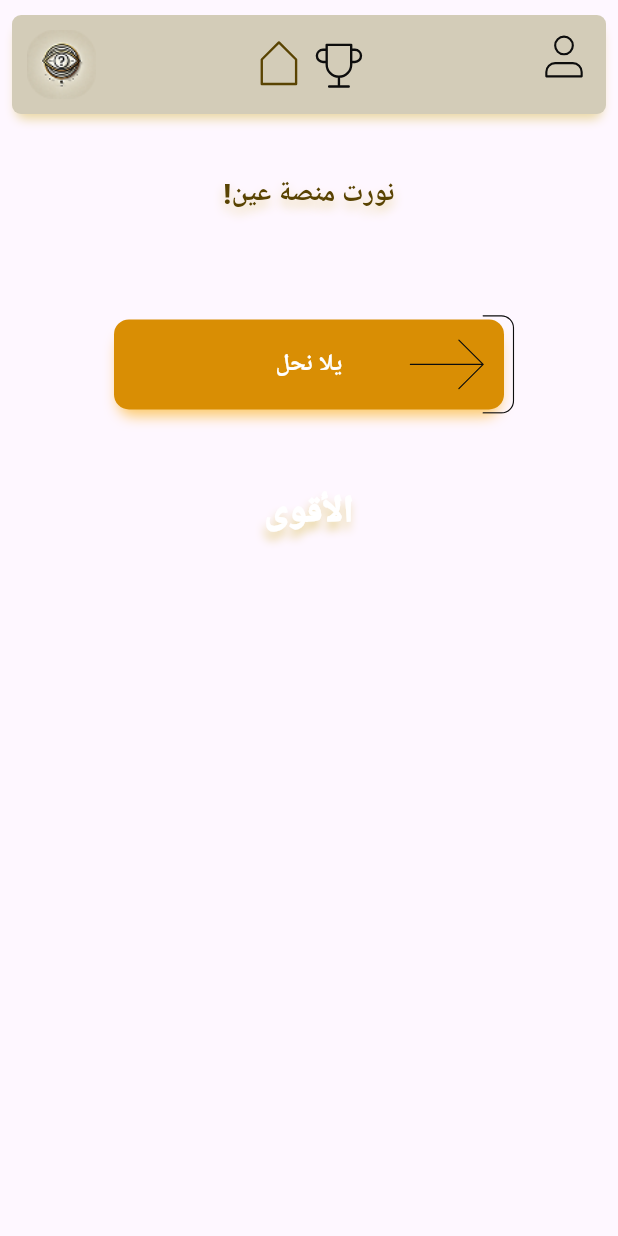
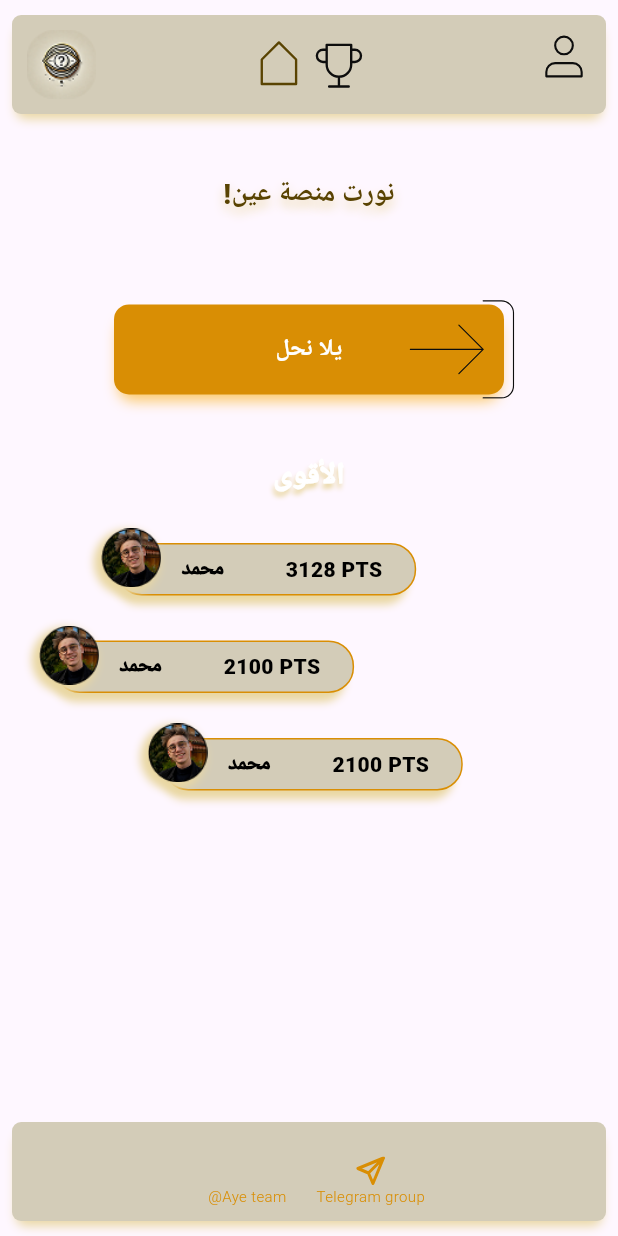
Before and after one commit to MohamedHamdySoftwareEngineer/eye_app, a Flutter app: the screen it shows after launch, on a phone screen of 412 x 824 dp. Run offline on Flutter 3.47's test engine with Material 3 defaults, Android fonts, the phone set to English and light mode, and no system bars; our stand-ins replace flutter_svg, go_router, google_fonts; Roboto replaces fonts that are missing (Cairo).

Commit message:
finish bottom bar and close to finsih classifier section

```diff
--- a/lib/constants.dart
+++ b/lib/constants.dart
@@ -5,3 +5,4 @@ const shadowMainColor = Color(0xffe9d7a2);
 const secondColor = Color(0xffD98E04);
 const shadowSecondColor = Color(0xfffcc96a);
 const textColor = Color(0xff594302);
+const borderColor = Color(0xffD98E04);
--- a/lib/core/utils/assets.dart
+++ b/lib/core/utils/assets.dart
@@ -7,4 +7,8 @@ class AssetsData {
   static const trophyIcon = 'assets/images/trophy_icon.svg';
   static const userIcon = 'assets/images/user_icon.svg';
   static const arrowIcon = 'assets/images/arrow_next.svg';
+  static const classifierPhoto = 'assets/images/classifier_photo.svg';
+  static const classifierPhotoJPG = 'assets/images/classifier_photo.jpg';
+  static const classifierPhotoPNG = 'assets/images/classifier_photo.png';
+  static const bottomIcon = 'assets/images/bottom_icon.svg';
 }
--- a/lib/core/utils/styles.dart
+++ b/lib/core/utils/styles.dart
@@ -17,4 +17,21 @@ abstract class Styles {
 
   static const customtextStyle =
       TextStyle(fontSize: 16, fontWeight: FontWeight.bold);
+
+  static const classifierTextStyle =
+      TextStyle(fontSize: 14, color: Colors.black, fontWeight: FontWeight.w900);
+  static const bottomTextStyle =
+      TextStyle(fontSize: 10, color: secondColor, fontWeight: FontWeight.w300);
+
+  static const strongestclassifiersText = TextStyle(
+    fontSize: 20,
+    fontWeight: FontWeight.w900,
+    shadows: [
+      Shadow(
+        blurRadius: 4,
+        color: shadowMainColor,
+        offset: Offset(-1, 3),
+      )
+    ],
+  );
 }
--- /dev/null
+++ b/lib/features/home/presentation/views/widgets/classifier_item.dart
@@ -0,0 +1,99 @@
+import 'package:eye/constants.dart';
+import 'package:eye/core/utils/assets.dart';
+import 'package:eye/core/utils/styles.dart';
+import 'package:flutter/material.dart';
+
+class ClassifierItem extends StatelessWidget {
+  const ClassifierItem(
+      {super.key,
+      required this.xAxiz,
+      required this.yAxiz,
+      required this.imagePath, required this.name, required this.points});
+
+  final double xAxiz;
+  final double yAxiz;
+  final String imagePath;
+  final String name;
+  final int points;
+  @override
+  Widget build(BuildContext context) {
+    return Padding(
+      padding: const EdgeInsets.only(left:5),
+      child: Align(
+          alignment: Alignment(xAxiz, yAxiz),
+          child: Stack(
+            clipBehavior: Clip.none,
+            children: [
+              Container(
+                width: 200,
+                height: 35,
+                decoration: BoxDecoration(
+                  color: mainColor,
+                  borderRadius: BorderRadius.circular(17),
+                  border: Border.all(color: borderColor, width: 1),
+                  boxShadow: const [
+                    BoxShadow(
+                      blurRadius: 4,
+                      color: shadowMainColor,
+                      offset: Offset(-3, 9),
+                      spreadRadius: -3,
+                    ),
+                  ],
+                ),
+                child: Row(
+                  mainAxisAlignment: MainAxisAlignment.spaceAround,
+                  children: [
+                    classifierNameText(),
+                    classifierPointsText(),
+                  ],
+                ),
+              ),
+              Positioned(
+                top: -10,
+                left: -10,
+                child: Container(
+                  decoration: const BoxDecoration(
+                    shape: BoxShape.circle,
+                    boxShadow: [
+                      BoxShadow(
+                        blurRadius: 4,
+                        color: shadowMainColor,
+                        offset: Offset(-3, 3),
+                        spreadRadius: 2,
+                      ),
+                    ],
+                  ),
+                  child: CircleAvatar(
+                    backgroundColor: Colors.transparent,
+                    child: Image.asset(
+                      imagePath,
+                      fit: BoxFit.fill,
+                    ),
+                  ),
+                ),
+              ),
+            ],
+          )),
+    );
+  }
+
+  Padding classifierPointsText() {
+    return  Padding(
+      padding: const EdgeInsets.only(right: 1.0),
+      child: Text(
+        "$points PTS",
+        style: Styles.classifierTextStyle,
+      ),
+    );
+  }
+
+  Padding classifierNameText() {
+    return  Padding(
+      padding: const EdgeInsets.only(left: 22),
+      child: Text(
+        name,
+        style: Styles.classifierTextStyle,
+      ),
+    );
+  }
+}
--- /dev/null
+++ b/lib/features/home/presentation/views/widgets/custom_bottom_bar.dart
@@ -0,0 +1,76 @@
+import 'package:eye/constants.dart';
+import 'package:eye/core/utils/assets.dart';
+import 'package:eye/core/utils/styles.dart';
+import 'package:flutter/material.dart';
+import 'package:flutter_svg/flutter_svg.dart';
+
+class CustomBottomBar extends StatelessWidget {
+  const CustomBottomBar({super.key});
+
+  @override
+  Widget build(BuildContext context) {
+    double screenHeight = MediaQuery.of(context).size.height;
+    return Padding(
+      padding: const EdgeInsets.symmetric(horizontal: 8, vertical: 10),
+      child: Container(
+        width: double.infinity,
+        height: screenHeight * 0.08,
+        padding: const EdgeInsets.symmetric(vertical: 10),
+        decoration: BoxDecoration(
+          color: mainColor,
+          borderRadius: BorderRadius.circular(6),
+          boxShadow: const [
+            BoxShadow(
+              blurRadius: 5,
+              color: shadowMainColor,
+              offset: Offset(0, 6),
+              spreadRadius: -3,
+            ),
+          ],
+        ),
+        child:
+            Row(mainAxisAlignment: MainAxisAlignment.spaceBetween, children: [
+          const SizedBox(
+            width: 10,
+          ),
+          bottomIcons(),
+        ]),
+      ),
+    );
+  }
+
+  Expanded bottomIcons() {
+    return Expanded(
+      child: Row(
+        mainAxisAlignment: MainAxisAlignment.center,
+        children: [
+          const Align(
+              alignment: Alignment.bottomCenter,
+              child: Text(
+                '@Aye team',
+                style: Styles.bottomTextStyle,
+              )),
+          const SizedBox(
+            width: 20,
+          ),
+          Align(
+            alignment: Alignment.bottomCenter,
+            child: Column(
+              mainAxisSize: MainAxisSize.min,
+              children: [
+                SvgPicture.asset(
+                  AssetsData.bottomIcon,
+                  fit: BoxFit.contain,
+                ),
+                const Text(
+                  "Telegram group",
+                  style: Styles.bottomTextStyle,
+                ),
+              ],
+            ),
+          )
+        ],
+      ),
+    );
+  }
+}
--- a/lib/features/home/presentation/views/widgets/home_view_body.dart
+++ b/lib/features/home/presentation/views/widgets/home_view_body.dart
@@ -1,7 +1,12 @@
+import 'package:eye/core/utils/assets.dart';
+import 'package:eye/features/home/presentation/views/widgets/classifier_item.dart';
 import 'package:eye/features/home/presentation/views/widgets/custom_app_bar.dart';
+import 'package:eye/features/home/presentation/views/widgets/custom_bottom_bar.dart';
 import 'package:eye/features/home/presentation/views/widgets/starting_box.dart';
+import 'package:eye/features/home/presentation/views/widgets/strongest_classifiers.dart';
 import 'package:eye/features/home/presentation/views/widgets/welcome_text.dart';
 import 'package:flutter/material.dart';
+import 'package:flutter_svg/flutter_svg.dart';
 
 import '../../../../../constants.dart';
 import '../../../../../core/utils/styles.dart';
@@ -16,39 +21,15 @@ class HomeViewBody extends StatelessWidget {
         CustomAppBar(),
         WelcomeText(),
         SizedBox(
-          height: 40,
+          height: 30,
         ),
         StartingBox(),
         SizedBox(
-          height: 50,
+          height: 40,
         ),
         StrongestClassifiers(),
+        CustomBottomBar(),
       ],
     );
   }
 }
-
-class StrongestClassifiers extends StatelessWidget {
-  const StrongestClassifiers({super.key});
-
-  @override
-  Widget build(BuildContext context) {
-    return Column(
-      children: [
-        Text(
-          'الأقوى',
-          style: Styles.customtextStyle.copyWith(
-            fontWeight: FontWeight.w900,
-            fontSize: 25,
-          shadows: [
-            const Shadow(
-              blurRadius: 7,
-              color: shadowMainColor,
-              offset: Offset(-1, 5),
-            )
-          ]),
-        ),
-      ],
-    );
-  }
-}
--- /dev/null
+++ b/lib/features/home/presentation/views/widgets/strongest_classifiers.dart
@@ -0,0 +1,34 @@
+import 'package:eye/core/utils/assets.dart';
+import 'package:eye/core/utils/styles.dart';
+import 'package:eye/features/home/presentation/views/widgets/classifier_item.dart';
+import 'package:flutter/material.dart';
+
+class StrongestClassifiers extends StatelessWidget {
+  const StrongestClassifiers({super.key});
+
+  @override
+  Widget build(BuildContext context) {
+    return const Expanded(
+      child:  Column(
+        children: [
+          Text(
+            'الأقوى',
+            style: Styles.strongestclassifiersText,
+          ),
+          SizedBox(
+            height: 30,
+          ),
+          ClassifierItem(xAxiz: -0.3, yAxiz: 0,imagePath:  AssetsData.classifierPhotoPNG,name: 'محمد',points: 3128,),
+          SizedBox(
+            height: 30,
+          ),
+          ClassifierItem(xAxiz: -0.7, yAxiz: 0,imagePath:  AssetsData.classifierPhotoPNG,name: 'محمد',points: 2100,),
+          SizedBox(
+            height: 30,
+          ),
+          ClassifierItem(xAxiz: 0, yAxiz: -0.9, imagePath:  AssetsData.classifierPhotoPNG,name: 'محمد',points: 2100,),
+        ],
+      ),
+    );
+  }
+}
```
Also changed, not shown: assets/images/bottom_icon.svg (added), assets/images/classifier_photo.jpg (added), assets/images/classifier_photo.png (added), assets/images/classifier_photo.svg (added).
